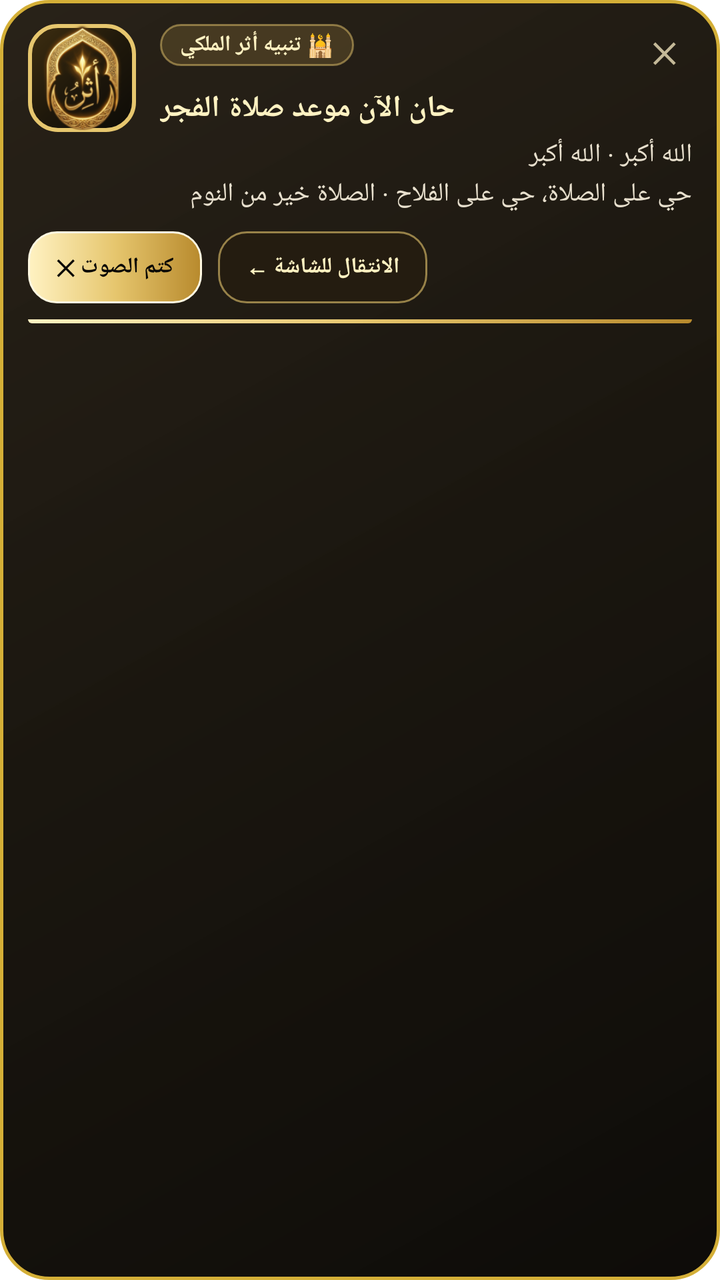
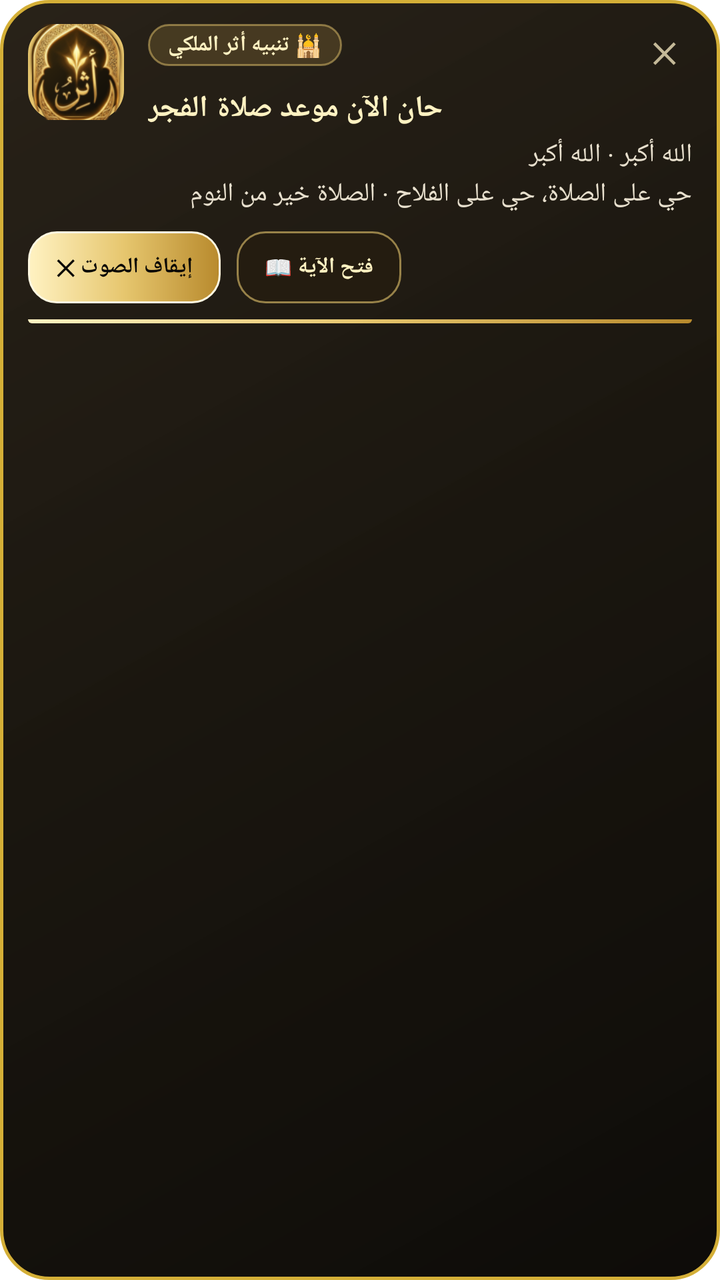

Compare the two renders of this Android layout. The source of the first and the diff that turns it into the second are given below.
<!-- AndroidManifest.xml: fallback theme Theme.MaterialComponents.DayNight.NoActionBar -->
<!-- res/layout/notification_royal_expanded.xml -->
<?xml version="1.0" encoding="utf-8"?>
<LinearLayout xmlns:android="http://schemas.android.com/apk/res/android"
    android:id="@+id/layoutRoyalNotifExpanded"
    android:layout_width="match_parent"
    android:layout_height="wrap_content"
    android:background="@drawable/royal_overlay_card_bg"
    android:orientation="vertical"
    android:paddingStart="14dp"
    android:paddingEnd="14dp"
    android:paddingTop="12dp"
    android:paddingBottom="10dp">

    
    <LinearLayout
        android:layout_width="match_parent"
        android:layout_height="wrap_content"
        android:orientation="horizontal"
        android:gravity="top">

        
        <FrameLayout
            android:layout_width="54dp"
            android:layout_height="54dp"
            android:background="@drawable/royal_logo_frame_bg"
            android:padding="0dp"
            android:layout_gravity="top">

            <ImageView
                android:id="@+id/ivNotifLogo"
                android:layout_width="match_parent"
                android:layout_height="match_parent"
                android:contentDescription="شعار أثر"
                android:scaleType="fitCenter"
                android:src="@drawable/icon_logo" />
        </FrameLayout>

        
        <LinearLayout
            android:layout_width="0dp"
            android:layout_height="wrap_content"
            android:layout_weight="1"
            android:layout_marginStart="12dp"
            android:orientation="vertical">

            
            <RelativeLayout
                android:layout_width="match_parent"
                android:layout_height="wrap_content">

                <TextView
                    android:id="@+id/tvNotifBadge"
                    android:layout_width="wrap_content"
                    android:layout_height="wrap_content"
                    android:layout_alignParentStart="true"
                    android:background="@drawable/royal_badge_bg"
                    android:paddingHorizontal="10dp"
                    android:paddingVertical="3dp"
                    android:text="🕌 تنبيه أثر الملكي"
                    android:textColor="#FFF2C2"
                    android:textSize="11sp"
                    android:textStyle="bold" />

                <TextView
                    android:id="@+id/btnNotifClose"
                    android:layout_width="28dp"
                    android:layout_height="28dp"
                    android:layout_alignParentEnd="true"
                    android:gravity="center"
                    android:text="✕"
                    android:textColor="#C4B998"
                    android:textSize="14sp"
                    android:textStyle="bold" />
            </RelativeLayout>

            
            <TextView
                android:id="@+id/tvNotifTitle"
                android:layout_width="wrap_content"
                android:layout_height="wrap_content"
                android:layout_marginTop="4dp"
                android:text="حان الآن موعد صلاة الفجر"
                android:textColor="#FFF2C2"
                android:textSize="15sp"
                android:textStyle="bold" />

            
            <TextView
                android:id="@+id/tvNotifBody"
                android:layout_width="match_parent"
                android:layout_height="wrap_content"
                android:layout_marginTop="4dp"
                android:lineSpacingExtra="2dp"
                android:maxLines="6"
                android:text="الله أكبر · الله أكبر\nحي على الصلاة، حي على الفلاح · الصلاة خير من النوم"
                android:textColor="#E8E0CE"
                android:textSize="13sp" />

        </LinearLayout>
    </LinearLayout>

    
    <LinearLayout
        android:layout_width="match_parent"
        android:layout_height="wrap_content"
        android:layout_marginTop="10dp"
        android:gravity="center_vertical"
        android:orientation="horizontal">

        
        <TextView
            android:id="@+id/btnNotifAudio"
            android:layout_width="wrap_content"
            android:layout_height="36dp"
            android:background="@drawable/royal_gold_btn_bg"
            android:gravity="center"
            android:paddingHorizontal="14dp"
            android:text="كتم الصوت ✕"
            android:textColor="#080705"
            android:textSize="11sp"
            android:textStyle="bold" />

        
        <TextView
            android:id="@+id/btnNotifOpen"
            android:layout_width="wrap_content"
            android:layout_height="36dp"
            android:layout_marginStart="8dp"
            android:background="@drawable/royal_dark_btn_bg"
            android:gravity="center"
            android:paddingHorizontal="14dp"
            android:text="الانتقال للشاشة ←"
            android:textColor="#FFF2C2"
            android:textSize="11sp"
            android:textStyle="bold" />
    </LinearLayout>

    
    <View
        android:id="@+id/viewNotifProgress"
        android:layout_width="match_parent"
        android:layout_height="2dp"
        android:layout_marginTop="8dp"
        android:background="@drawable/royal_gold_progress_bg" />

</LinearLayout>
<!-- resources referenced by this layout -->
<resources>
  <!-- drawable icon_logo: png bitmap (drawable, 35975 bytes) -->
  <!-- drawable royal_badge_bg (drawable) -->
  <?xml version="1.0" encoding="utf-8"?>
  <shape xmlns:android="http://schemas.android.com/apk/res/android"
      android:shape="rectangle">
      <solid android:color="#33C8A24A" />
      <corners android:radius="10dp" />
      <stroke
          android:width="1dp"
          android:color="#80E6C66E" />
  </shape>
  <!-- drawable royal_dark_btn_bg (drawable) -->
  <?xml version="1.0" encoding="utf-8"?>
  <ripple xmlns:android="http://schemas.android.com/apk/res/android"
      android:color="#30E6C66E">
      <item>
          <shape android:shape="rectangle">
              <solid android:color="#241C10" />
              <corners android:radius="14dp" />
              <stroke
                  android:width="1dp"
                  android:color="#99E6C66E" />
          </shape>
      </item>
  </ripple>
  <!-- drawable royal_gold_btn_bg (drawable) -->
  <?xml version="1.0" encoding="utf-8"?>
  <ripple xmlns:android="http://schemas.android.com/apk/res/android"
      android:color="#40FFFFFF">
      <item>
          <shape android:shape="rectangle">
              <gradient
                  android:angle="0"
                  android:startColor="#FFF2C2"
                  android:centerColor="#E6C66E"
                  android:endColor="#B88A2D"
                  android:type="linear" />
              <corners android:radius="14dp" />
              <stroke
                  android:width="1dp"
                  android:color="#FFF9E2" />
          </shape>
      </item>
  </ripple>
  <!-- drawable royal_gold_progress_bg (drawable) -->
  <?xml version="1.0" encoding="utf-8"?>
  <shape xmlns:android="http://schemas.android.com/apk/res/android"
      android:shape="rectangle">
      <gradient
          android:angle="0"
          android:startColor="#FFF2C2"
          android:centerColor="#E6C66E"
          android:endColor="#B88A2D"
          android:type="linear" />
      <corners
          android:bottomLeftRadius="24dp"
          android:bottomRightRadius="24dp" />
  </shape>
  <!-- drawable royal_logo_frame_bg (drawable) -->
  <?xml version="1.0" encoding="utf-8"?>
  <shape xmlns:android="http://schemas.android.com/apk/res/android"
      android:shape="rectangle">
      <gradient
          android:angle="315"
          android:startColor="#3E2E10"
          android:centerColor="#1F180B"
          android:endColor="#0D0B07"
          android:type="linear" />
      <corners android:radius="14dp" />
      <stroke
          android:width="2dp"
          android:color="#E6C66E" />
  </shape>
  <!-- drawable royal_overlay_card_bg (drawable) -->
  <?xml version="1.0" encoding="utf-8"?>
  <shape xmlns:android="http://schemas.android.com/apk/res/android"
      android:shape="rectangle">
      <gradient
          android:angle="315"
          android:startColor="#F41F180E"
          android:centerColor="#F8130F08"
          android:endColor="#FA090704"
          android:type="linear" />
      <corners android:radius="24dp" />
      <stroke
          android:width="1.8dp"
          android:color="#D4AF37" />
  </shape>
</resources>

<!-- the commit's change to res/layout/notification_royal_expanded.xml (unified diff, before → after) -->
@@ -19,8 +19,8 @@
 
         
         <FrameLayout
-            android:layout_width="54dp"
-            android:layout_height="54dp"
+            android:layout_width="48dp"
+            android:layout_height="48dp"
             android:background="@drawable/royal_logo_frame_bg"
             android:padding="0dp"
             android:layout_gravity="top">
@@ -29,8 +29,9 @@
                 android:id="@+id/ivNotifLogo"
                 android:layout_width="match_parent"
                 android:layout_height="match_parent"
+                android:padding="0dp"
                 android:contentDescription="شعار أثر"
-                android:scaleType="fitCenter"
+                android:scaleType="centerCrop"
                 android:src="@drawable/icon_logo" />
         </FrameLayout>
 
@@ -108,27 +109,27 @@
 
         
         <TextView
-            android:id="@+id/btnNotifAudio"
+            android:id="@+id/btn_action_primary"
             android:layout_width="wrap_content"
             android:layout_height="36dp"
             android:background="@drawable/royal_gold_btn_bg"
             android:gravity="center"
             android:paddingHorizontal="14dp"
-            android:text="كتم الصوت ✕"
+            android:text="إيقاف الصوت ✕"
             android:textColor="#080705"
             android:textSize="11sp"
             android:textStyle="bold" />
 
         
         <TextView
-            android:id="@+id/btnNotifOpen"
+            android:id="@+id/btn_action_secondary"
             android:layout_width="wrap_content"
             android:layout_height="36dp"
             android:layout_marginStart="8dp"
             android:background="@drawable/royal_dark_btn_bg"
             android:gravity="center"
             android:paddingHorizontal="14dp"
-            android:text="الانتقال للشاشة ←"
+            android:text="فتح الآية 📖"
             android:textColor="#FFF2C2"
             android:textSize="11sp"
             android:textStyle="bold" />
